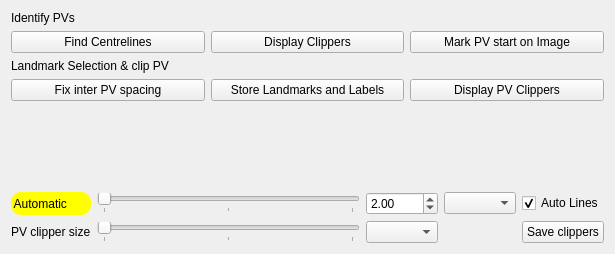
Above: CemrgApp/Plugins/kcl.cemrgapp.atrialfibres/src/internal/AtrialFibresClipperViewControls.ui from OpenHeartDevelopers/CemrgApp before the change. Below: the same form after it.
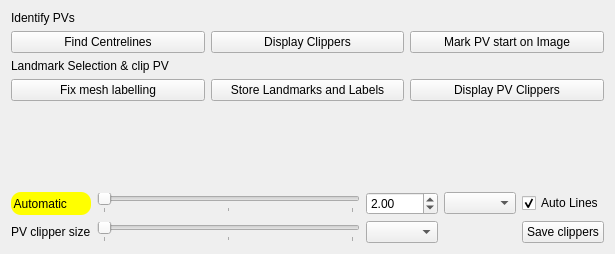
That is the form after the change. Custom widgets are drawn as their Qt base class.

Commit message: [feature] check label connectivity for UAC calculations - start

Patch:
```diff
--- a/CemrgApp/Plugins/kcl.cemrgapp.atrialfibres/src/internal/AtrialFibresClipperViewControls.ui
+++ b/CemrgApp/Plugins/kcl.cemrgapp.atrialfibres/src/internal/AtrialFibresClipperViewControls.ui
@@ -68,7 +68,7 @@
      <item row="3" column="1">
       <widget class="QPushButton" name="button_auto3_spacing">
        <property name="text">
-        <string>Fix inter PV spacing</string>
+        <string>Fix mesh labelling</string>
        </property>
       </widget>
      </item>
```
The commit also changes 7 other files.
